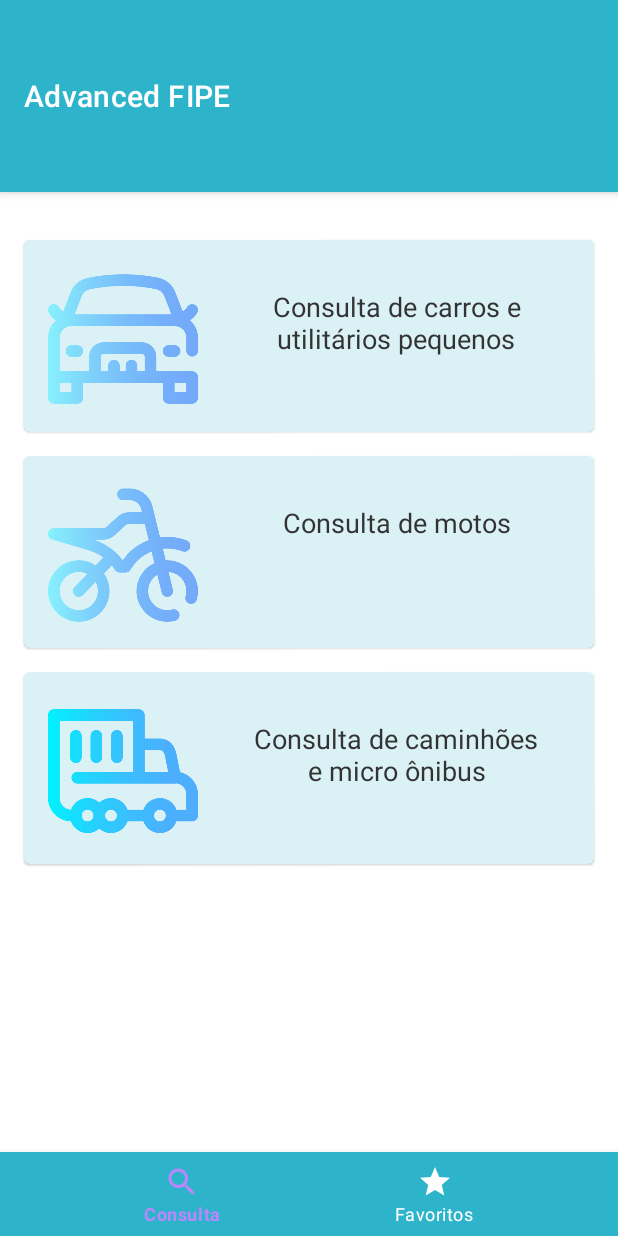
After one commit to priscillasouza/advanced-fipe, an Android app: the layout fragment_search_options_screen.xml on its own in the app's theme, with its tools: preview values and no code run, on a phone screen of 412 x 824 dp. The commit adds this screen. Run offline under Robolectric (Android 15) with nearby library versions, the phone set to English and light mode, and no system bars.

Commit message:
criando layout da tela de opcoes

```diff
--- /dev/null
+++ b/app/src/main/res/drawable/bottom_item_background_color.xml
@@ -0,0 +1,11 @@
+<?xml version="1.0" encoding="utf-8"?>
+<selector
+    xmlns:android="http://schemas.android.com/apk/res/android">
+
+    <item
+        android:color="@color/purple_200"
+        android:state_checked="true" />
+
+    <item
+        android:color="@color/white" />
+</selector>
--- /dev/null
+++ b/app/src/main/res/drawable/ic_favorite.xml
@@ -0,0 +1,5 @@
+<vector android:height="24dp" android:tint="#FFFFFF"
+    android:viewportHeight="24" android:viewportWidth="24"
+    android:width="24dp" xmlns:android="http://schemas.android.com/apk/res/android">
+    <path android:fillColor="@android:color/white" android:pathData="M12,17.27L18.18,21l-1.64,-7.03L22,9.24l-7.19,-0.61L12,2 9.19,8.63 2,9.24l5.46,4.73L5.82,21z"/>
+</vector>
--- /dev/null
+++ b/app/src/main/res/drawable/ic_search.xml
@@ -0,0 +1,5 @@
+<vector android:height="24dp" android:tint="#FFFFFF"
+    android:viewportHeight="24" android:viewportWidth="24"
+    android:width="24dp" xmlns:android="http://schemas.android.com/apk/res/android">
+    <path android:fillColor="@android:color/white" android:pathData="M15.5,14h-0.79l-0.28,-0.27C15.41,12.59 16,11.11 16,9.5 16,5.91 13.09,3 9.5,3S3,5.91 3,9.5 5.91,16 9.5,16c1.61,0 3.09,-0.59 4.23,-1.57l0.27,0.28v0.79l5,4.99L20.49,19l-4.99,-5zM9.5,14C7.01,14 5,11.99 5,9.5S7.01,5 9.5,5 14,7.01 14,9.5 11.99,14 9.5,14z"/>
+</vector>
--- /dev/null
+++ b/app/src/main/res/layout/fragment_search_options_screen.xml
@@ -0,0 +1,161 @@
+<?xml version="1.0" encoding="utf-8"?>
+<androidx.constraintlayout.widget.ConstraintLayout xmlns:android="http://schemas.android.com/apk/res/android"
+    xmlns:app="http://schemas.android.com/apk/res-auto"
+    xmlns:tools="http://schemas.android.com/tools"
+    android:layout_width="match_parent"
+    android:layout_height="match_parent">
+
+    <com.google.android.material.appbar.MaterialToolbar
+        android:id="@+id/topAppBar"
+        style="@style/Widget.MaterialComponents.Toolbar.Primary"
+        android:layout_width="match_parent"
+        android:layout_height="128dp"
+        app:layout_constraintEnd_toEndOf="parent"
+        app:layout_constraintStart_toStartOf="parent"
+        app:layout_constraintTop_toTopOf="parent"
+        app:title="Advanced FIPE" />
+
+    <androidx.core.widget.NestedScrollView
+        android:id="@+id/nestedScrollView"
+        android:layout_width="0dp"
+        android:layout_height="0dp"
+        app:layout_constraintBottom_toTopOf="@+id/bottom_navigation"
+        app:layout_constraintEnd_toEndOf="parent"
+        app:layout_constraintStart_toStartOf="parent"
+        app:layout_constraintTop_toBottomOf="@+id/topAppBar">
+
+        <androidx.constraintlayout.widget.ConstraintLayout
+            android:layout_width="match_parent"
+            android:layout_height="match_parent">
+
+            <com.google.android.material.card.MaterialCardView
+                android:id="@+id/cardViewCar"
+                android:layout_width="match_parent"
+                android:layout_height="128dp"
+                android:layout_marginStart="16dp"
+                android:layout_marginTop="32dp"
+                android:layout_marginEnd="16dp"
+                android:backgroundTint="#DAF1F6"
+                app:layout_constraintEnd_toEndOf="parent"
+                app:layout_constraintStart_toStartOf="parent"
+                app:layout_constraintTop_toTopOf="parent">
+
+                <LinearLayout
+                    android:layout_width="match_parent"
+                    android:layout_height="wrap_content">
+
+                    <ImageView
+                        android:layout_width="100dp"
+                        android:layout_height="100dp"
+                        android:layout_marginStart="16dp"
+                        android:layout_marginTop="16dp"
+                        android:scaleType="fitStart"
+                        android:src="@drawable/car" />
+
+                    <TextView
+                        android:layout_width="match_parent"
+                        android:layout_height="wrap_content"
+                        android:layout_margin="32dp"
+                        android:text="@string/consulta_de_carros"
+                        android:textAlignment="center"
+                        android:textColor="#333333"
+                        android:textSize="18sp" />
+
+                </LinearLayout>
+
+            </com.google.android.material.card.MaterialCardView>
+
+            <com.google.android.material.card.MaterialCardView
+                android:id="@+id/cardViewMotocycle"
+                android:layout_width="match_parent"
+                android:layout_height="128dp"
+                android:layout_marginStart="16dp"
+                android:layout_marginTop="16dp"
+                android:layout_marginEnd="16dp"
+                android:backgroundTint="#DAF1F6"
+                app:layout_constraintBottom_toTopOf="@id/cardViewTruck"
+                app:layout_constraintEnd_toEndOf="parent"
+                app:layout_constraintStart_toStartOf="parent"
+                app:layout_constraintTop_toBottomOf="@id/cardViewCar">
+
+                <LinearLayout
+                    android:layout_width="match_parent"
+                    android:layout_height="wrap_content">
+
+                    <ImageView
+                        android:layout_width="100dp"
+                        android:layout_height="100dp"
+                        android:layout_marginStart="16dp"
+                        android:layout_marginTop="16dp"
+                        android:scaleType="fitStart"
+                        android:src="@drawable/motorcycle" />
+
+                    <TextView
+                        android:layout_width="match_parent"
+                        android:layout_height="wrap_content"
+                        android:layout_margin="32dp"
+                        android:text="@string/consulta_de_motos"
+                        android:textAlignment="center"
+                        android:textColor="#333333"
+                        android:textSize="18sp" />
+                </LinearLayout>
+
+
+            </com.google.android.material.card.MaterialCardView>
+
+            <com.google.android.material.card.MaterialCardView
+                android:id="@+id/cardViewTruck"
+                android:layout_width="match_parent"
+                android:layout_height="128dp"
+                android:layout_marginStart="16dp"
+                android:layout_marginTop="16dp"
+                android:layout_marginEnd="16dp"
+                android:layout_marginBottom="16dp"
+                android:backgroundTint="#DAF1F6"
+                app:layout_constraintBottom_toBottomOf="parent"
+                app:layout_constraintEnd_toEndOf="parent"
+                app:layout_constraintStart_toStartOf="parent"
+                app:layout_constraintTop_toBottomOf="@id/cardViewMotocycle">
+
+                <LinearLayout
+                    android:layout_width="match_parent"
+                    android:layout_height="wrap_content">
+
+                    <ImageView
+                        android:layout_width="100dp"
+                        android:layout_height="100dp"
+                        android:layout_marginStart="16dp"
+                        android:layout_marginTop="16dp"
+                        android:scaleType="fitStart"
+                        android:src="@drawable/truck" />
+
+                    <TextView
+                        android:layout_width="match_parent"
+                        android:layout_height="wrap_content"
+                        android:layout_margin="32dp"
+                        android:text="@string/consulta_de_caminhoes"
+                        android:textAlignment="center"
+                        android:textColor="#333333"
+                        android:textSize="18sp" />
+
+                </LinearLayout>
+
+            </com.google.android.material.card.MaterialCardView>
+
+        </androidx.constraintlayout.widget.ConstraintLayout>
+
+    </androidx.core.widget.NestedScrollView>
+
+    <com.google.android.material.bottomnavigation.BottomNavigationView
+        android:id="@+id/bottom_navigation"
+        style="@style/Widget.MaterialComponents.BottomNavigationView.Colored"
+        android:layout_width="match_parent"
+        android:layout_height="wrap_content"
+        app:itemIconTint="@drawable/bottom_item_background_color"
+        app:itemTextColor="@drawable/bottom_item_background_color"
+        app:layout_constraintBottom_toBottomOf="parent"
+        app:layout_constraintEnd_toEndOf="parent"
+        app:layout_constraintStart_toStartOf="parent"
+        app:menu="@menu/bottom_navigation_menu" />
+
+</androidx.constraintlayout.widget.ConstraintLayout>
--- /dev/null
+++ b/app/src/main/res/menu/bottom_navigation_menu.xml
@@ -0,0 +1,14 @@
+<?xml version="1.0" encoding="utf-8"?>
+<menu xmlns:android="http://schemas.android.com/apk/res/android">
+    <item
+        android:id="@+id/page_1"
+        android:enabled="true"
+        android:icon="@drawable/ic_search"
+        android:title="Consulta"
+        />
+    <item
+        android:id="@+id/page_2"
+        android:enabled="true"
+        android:icon="@drawable/ic_favorite"
+        android:title="Favoritos"/>
+</menu>
--- a/app/src/main/res/values/colors.xml
+++ b/app/src/main/res/values/colors.xml
@@ -1,10 +1,11 @@
 <?xml version="1.0" encoding="utf-8"?>
 <resources>
     <color name="purple_200">#FFBB86FC</color>
-    <color name="purple_500">#FF6200EE</color>
+    <color name="primary_color">#2DB4CB</color>
     <color name="purple_700">#FF3700B3</color>
     <color name="teal_200">#FF03DAC5</color>
     <color name="teal_700">#FF018786</color>
     <color name="black">#FF000000</color>
     <color name="white">#FFFFFFFF</color>
+
 </resources>
--- a/app/src/main/res/values/strings.xml
+++ b/app/src/main/res/values/strings.xml
@@ -1,3 +1,7 @@
 <resources>
     <string name="app_name">Advanced FIPE</string>
+    <string name="advanced_fipe">Advanced FIPE</string>
+    <string name="consulta_de_carros">Consulta de carros e utilitários pequenos</string>
+    <string name="consulta_de_motos">Consulta de motos</string>
+    <string name="consulta_de_caminhoes">Consulta de caminhões e micro ônibus</string>
 </resources>
--- a/app/src/main/res/values/themes.xml
+++ b/app/src/main/res/values/themes.xml
@@ -2,7 +2,7 @@
     <!-- Base application theme. -->
     <style name="Theme.AdvancedFIPE" parent="Theme.MaterialComponents.DayNight.DarkActionBar">
         <!-- Primary brand color. -->
-        <item name="colorPrimary">@color/purple_500</item>
+        <item name="colorPrimary">@color/primary_color</item>
         <item name="colorPrimaryVariant">@color/purple_700</item>
         <item name="colorOnPrimary">@color/white</item>
         <!-- Secondary brand color. -->
```
Also changed, not shown: app/src/main/res/drawable/car.png (added), app/src/main/res/drawable/motorcycle.png (added), app/src/main/res/drawable/truck.png (added).
